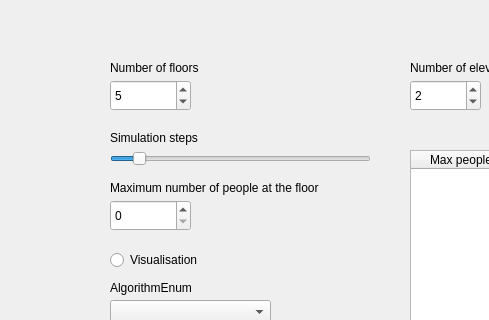
matrochanowski/elevator-project, file simulation/gui/config.ui: the form before one commit; both pictures show x 0 to 489 and y 0 to 320 of the 800 by 600 pixel window.
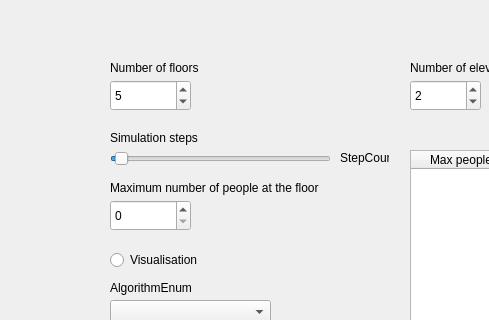
The form after the commit. The open tabs and pages were chosen to show the change.

What changed in the file:
```diff
--- a/simulation/gui/config.ui
+++ b/simulation/gui/config.ui
@@ -144,7 +144,7 @@
        <rect>
         <x>70</x>
         <y>120</y>
-        <width>261</width>
+        <width>221</width>
         <height>18</height>
        </rect>
       </property>
@@ -158,7 +158,13 @@
        <number>100</number>
       </property>
       <property name="maximum">
-       <number>10000</number>
+       <number>50000</number>
+      </property>
+      <property name="singleStep">
+       <number>100</number>
+      </property>
+      <property name="pageStep">
+       <number>1</number>
       </property>
       <property name="sliderPosition">
        <number>1000</number>
@@ -397,6 +403,19 @@
        <string>Traffic Configuration</string>
       </property>
      </widget>
+     <widget class="QLabel" name="stepCount">
+      <property name="geometry">
+       <rect>
+        <x>300</x>
+        <y>120</y>
+        <width>49</width>
+        <height>16</height>
+       </rect>
+      </property>
+      <property name="text">
+       <string>StepCount</string>
+      </property>
+     </widget>
     </widget>
     <widget class="QWidget" name="page_3">
      <widget class="QLabel" name="label_12">
```
Left out of the diff: 2 changed lines with no effect on the pictures.
